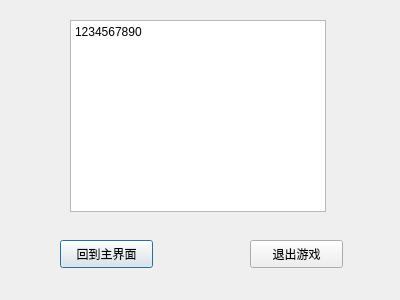
Old version of the form TheThreeBodyGame/ending.ui in the repository w1ls0n4ng/The_Three_Body_Game.
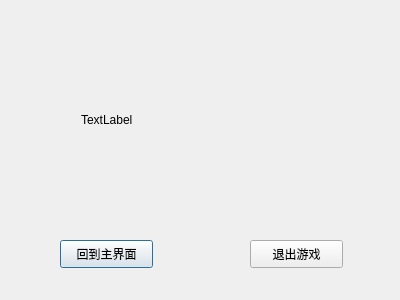
New version of the form.

```diff
--- a/TheThreeBodyGame/ending.ui
+++ b/TheThreeBodyGame/ending.ui
@@ -13,23 +13,6 @@
   <property name="windowTitle">
    <string>Dialog</string>
   </property>
-  <widget class="QTextBrowser" name="textBrowser">
-   <property name="geometry">
-    <rect>
-     <x>70</x>
-     <y>20</y>
-     <width>256</width>
-     <height>192</height>
-    </rect>
-   </property>
-   <property name="html">
-    <string>&lt;!DOCTYPE HTML PUBLIC &quot;-//W3C//DTD HTML 4.0//EN&quot; &quot;http://www.w3.org/TR/REC-html40/strict.dtd&quot;&gt;
-&lt;html&gt;&lt;head&gt;&lt;meta name=&quot;qrichtext&quot; content=&quot;1&quot; /&gt;&lt;style type=&quot;text/css&quot;&gt;
-p, li { white-space: pre-wrap; }
-&lt;/style&gt;&lt;/head&gt;&lt;body style=&quot; font-family:'SimSun'; font-size:9pt; font-weight:400; font-style:normal;&quot;&gt;
-&lt;p style=&quot; margin-top:0px; margin-bottom:0px; margin-left:0px; margin-right:0px; -qt-block-indent:0; text-indent:0px;&quot;&gt;1234567890&lt;/p&gt;&lt;/body&gt;&lt;/html&gt;</string>
-   </property>
-  </widget>
   <widget class="QPushButton" name="pushButton">
    <property name="geometry">
     <rect>
@@ -56,6 +39,19 @@
     <string>退出游戏</string>
    </property>
   </widget>
+  <widget class="QLabel" name="label">
+   <property name="geometry">
+    <rect>
+     <x>81</x>
+     <y>54</y>
+     <width>211</width>
+     <height>131</height>
+    </rect>
+   </property>
+   <property name="text">
+    <string>TextLabel</string>
+   </property>
+  </widget>
  </widget>
  <resources/>
  <connections/>
```
